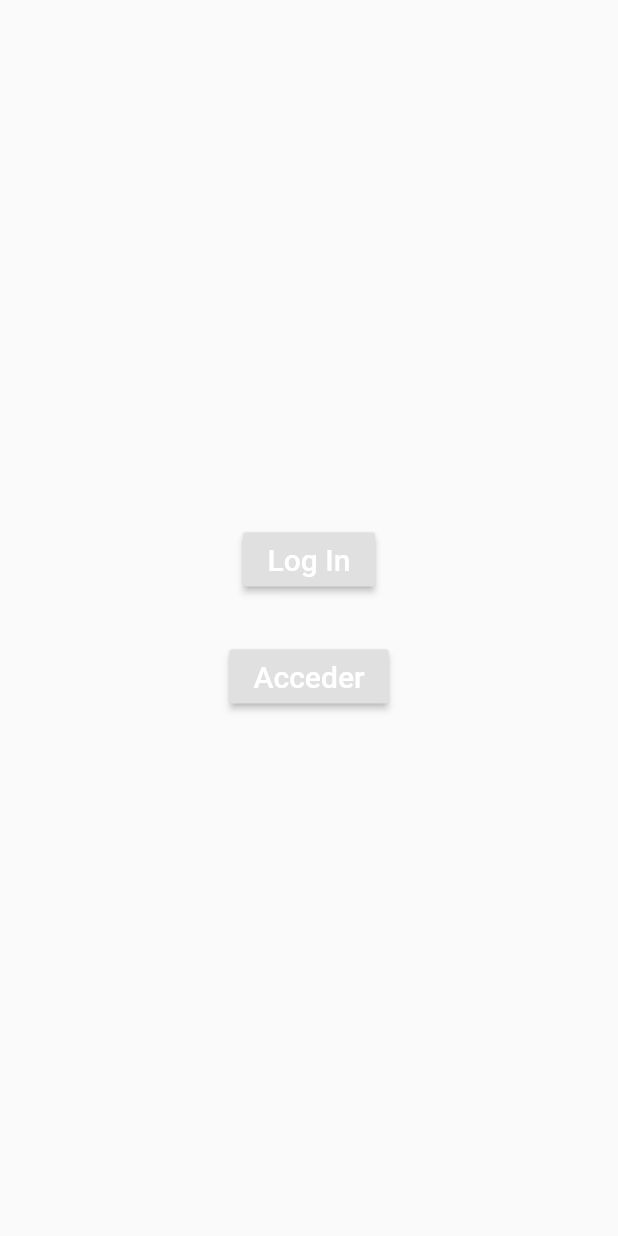
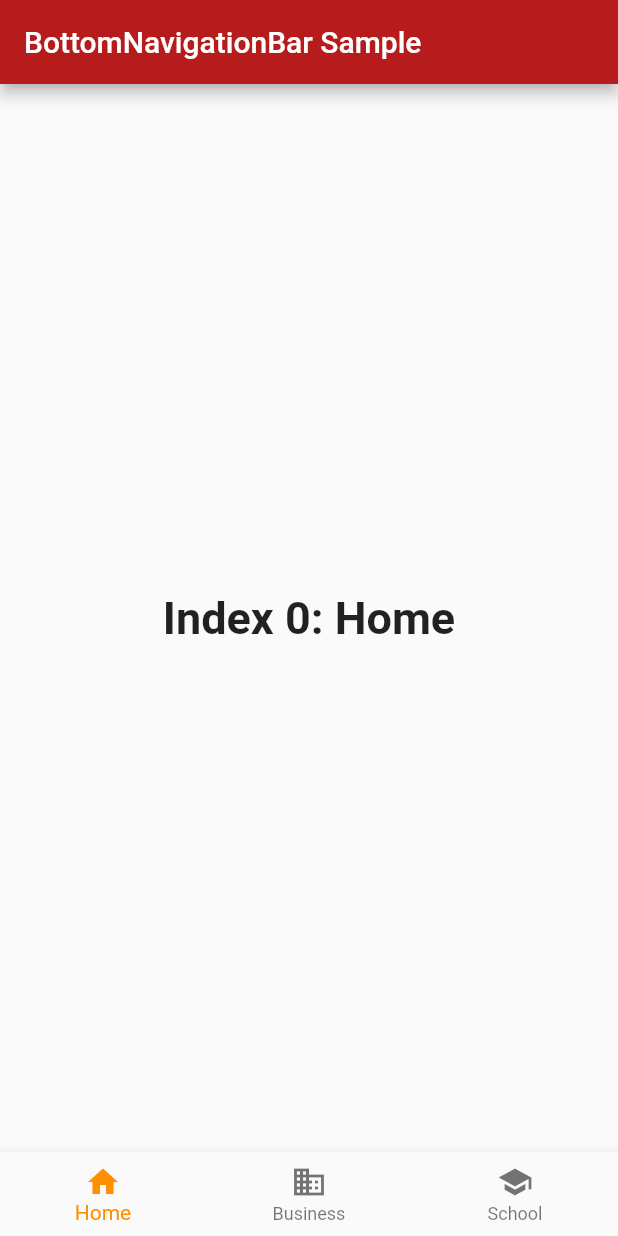
Before and after one commit to AlexRdzdev/tlaco_point, a Flutter app: the screen it shows after launch, on a phone screen of 412 x 824 dp. Run offline on Flutter 3.47's test engine with Material 2 defaults, Android fonts, the phone set to English and light mode, and no system bars.

```diff
--- a/lib/src/app.dart
+++ b/lib/src/app.dart
@@ -1,10 +1,17 @@
 import 'package:flutter/material.dart';
-import 'package:tlaco_point/src/pages/home_page.dart';
+import 'package:tlaco_point/resources/AppTheme.dart';
 import 'package:tlaco_point/src/pages/log_in/access_type.dart';
+import 'package:tlaco_point/src/pages/main_menu.dart';
 
 class MyApp extends StatelessWidget {
   @override
   Widget build(context) {
-    return MaterialApp(home: Center(child: AccessType()));
+    return MaterialApp(
+      home: Center(child: MainMenu()),
+      theme: ThemeData(
+          primaryColor: AppTheme.primaryColor,
+          primaryColorLight: AppTheme.primaryLightColor,
+          primaryColorDark: AppTheme.primaryDarkColor),
+    );
   }
 }
--- /dev/null
+++ b/lib/src/pages/log_in/Sign_up_stand.dart
@@ -0,0 +1,13 @@
+import 'package:flutter/material.dart';
+
+class SignUpStand extends StatefulWidget {
+  _SignUpStandState createState() => _SignUpStandState();
+}
+
+class _SignUpStandState extends State<SignUpStand> {
+  @override
+  Widget build(BuildContext context) {
+    // TODO: implement build
+    throw UnimplementedError();
+  }
+}
--- /dev/null
+++ b/lib/src/pages/main_menu.dart
@@ -0,0 +1,63 @@
+import 'package:flutter/material.dart';
+
+class MainMenu extends StatefulWidget {
+  @override
+  _MainMenuState createState() => _MainMenuState();
+}
+
+class _MainMenuState extends State<MainMenu> {
+  int _selectedIndex = 0;
+  static const TextStyle optionStyle =
+      TextStyle(fontSize: 30, fontWeight: FontWeight.bold);
+  static const List<Widget> _widgetOptions = <Widget>[
+    Text(
+      'Index 0: Home',
+      style: optionStyle,
+    ),
+    Text(
+      'Index 1: Business',
+      style: optionStyle,
+    ),
+    Text(
+      'Index 2: School',
+      style: optionStyle,
+    ),
+  ];
+
+  void _onItemTapped(int index) {
+    setState(() {
+      _selectedIndex = index;
+    });
+  }
+
+  @override
+  Widget build(BuildContext context) {
+    return Scaffold(
+      appBar: AppBar(
+        title: const Text('BottomNavigationBar Sample'),
+      ),
+      body: Center(
+        child: _widgetOptions.elementAt(_selectedIndex),
+      ),
+      bottomNavigationBar: BottomNavigationBar(
+        items: const <BottomNavigationBarItem>[
+          BottomNavigationBarItem(
+            icon: Icon(Icons.home),
+            title: Text('Home'),
+          ),
+          BottomNavigationBarItem(
+            icon: Icon(Icons.business),
+            title: Text('Business'),
+          ),
+          BottomNavigationBarItem(
+            icon: Icon(Icons.school),
+            title: Text('School'),
+          ),
+        ],
+        currentIndex: _selectedIndex,
+        selectedItemColor: Colors.amber[800],
+        onTap: _onItemTapped,
+      ),
+    );
+  }
+}
```
